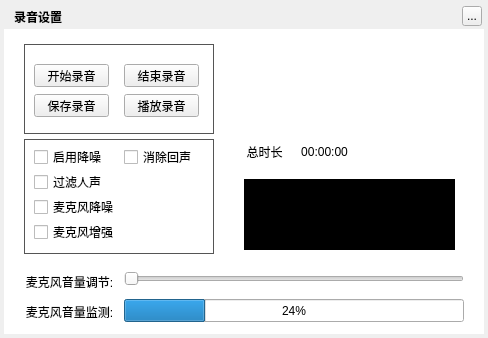
The window that TTKModule/TTKWidget/musicUiKits/musicToolsetsKits/musicaudiorecorderwidget.ui (Greedysky/TTKMusicPlayer) describes before a commit, drawn with Qt 5.
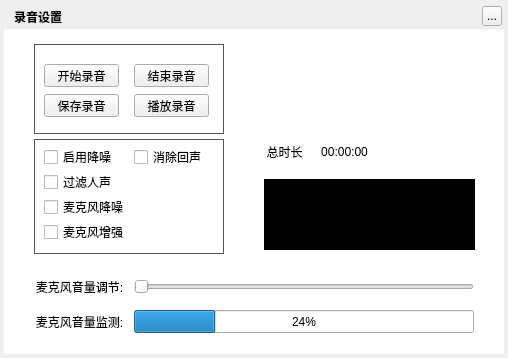
The same window after the commit. Custom widgets are drawn as their Qt base class.

Commit message: refactor: Resize widget[019579]

Patch:
```diff
--- a/TTKModule/TTKWidget/musicUiKits/musicToolsetsKits/musicaudiorecorderwidget.ui
+++ b/TTKModule/TTKWidget/musicUiKits/musicToolsetsKits/musicaudiorecorderwidget.ui
@@ -6,8 +6,8 @@
    <rect>
     <x>0</x>
     <y>0</y>
-    <width>488</width>
-    <height>338</height>
+    <width>508</width>
+    <height>358</height>
    </rect>
   </property>
   <property name="windowTitle">
@@ -21,8 +21,8 @@
     <rect>
      <x>4</x>
      <y>4</y>
-     <width>480</width>
-     <height>330</height>
+     <width>500</width>
+     <height>350</height>
     </rect>
    </property>
    <property name="text">
@@ -48,7 +48,7 @@
   <widget class="QToolButton" name="topTitleCloseButton">
    <property name="geometry">
     <rect>
-     <x>462</x>
+     <x>482</x>
      <y>6</y>
      <width>20</width>
      <height>20</height>
@@ -63,8 +63,8 @@
     <rect>
      <x>4</x>
      <y>29</y>
-     <width>480</width>
-     <height>305</height>
+     <width>500</width>
+     <height>325</height>
     </rect>
    </property>
    <property name="styleSheet">
@@ -74,7 +74,7 @@
   <widget class="QGroupBox" name="groupBox_2">
    <property name="geometry">
     <rect>
-     <x>24</x>
+     <x>34</x>
      <y>44</y>
      <width>190</width>
      <height>90</height>
@@ -142,7 +142,7 @@
   <widget class="QGroupBox" name="groupBox">
    <property name="geometry">
     <rect>
-     <x>24</x>
+     <x>34</x>
      <y>139</y>
      <width>190</width>
      <height>115</height>
@@ -229,8 +229,8 @@
   <widget class="MusicClickedSlider" name="horizontalSlider">
    <property name="geometry">
     <rect>
-     <x>124</x>
-     <y>269</y>
+     <x>134</x>
+     <y>277</y>
      <width>340</width>
      <height>20</height>
     </rect>
@@ -242,8 +242,8 @@
   <widget class="QLabel" name="label_3">
    <property name="geometry">
     <rect>
-     <x>24</x>
-     <y>304</y>
+     <x>34</x>
+     <y>314</y>
      <width>91</width>
      <height>15</height>
     </rect>
@@ -258,8 +258,8 @@
   <widget class="QProgressBar" name="progress">
    <property name="geometry">
     <rect>
-     <x>124</x>
-     <y>299</y>
+     <x>134</x>
+     <y>310</y>
      <width>340</width>
      <height>23</height>
     </rect>
@@ -274,8 +274,8 @@
   <widget class="QLabel" name="label_2">
    <property name="geometry">
     <rect>
-     <x>24</x>
-     <y>274</y>
+     <x>34</x>
+     <y>279</y>
      <width>91</width>
      <height>15</height>
     </rect>
@@ -290,7 +290,7 @@
   <widget class="QLabel" name="timer">
    <property name="geometry">
     <rect>
-     <x>294</x>
+     <x>314</x>
      <y>144</y>
      <width>61</width>
      <height>16</height>
@@ -306,7 +306,7 @@
   <widget class="QLabel" name="label">
    <property name="geometry">
     <rect>
-     <x>244</x>
+     <x>264</x>
      <y>144</y>
      <width>41</width>
      <height>16</height>
@@ -322,7 +322,7 @@
   <widget class="QLabel" name="timer_2">
    <property name="geometry">
     <rect>
-     <x>244</x>
+     <x>264</x>
      <y>179</y>
      <width>211</width>
      <height>71</height>
```
The commit also changes 6 other files.
